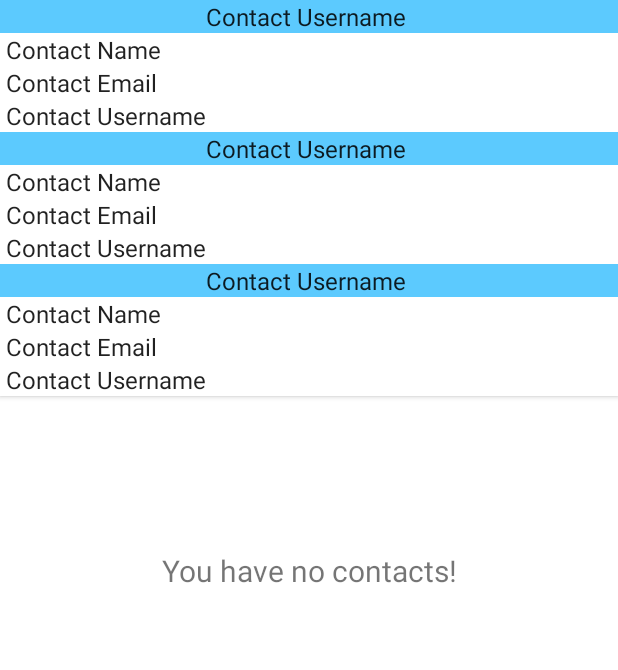
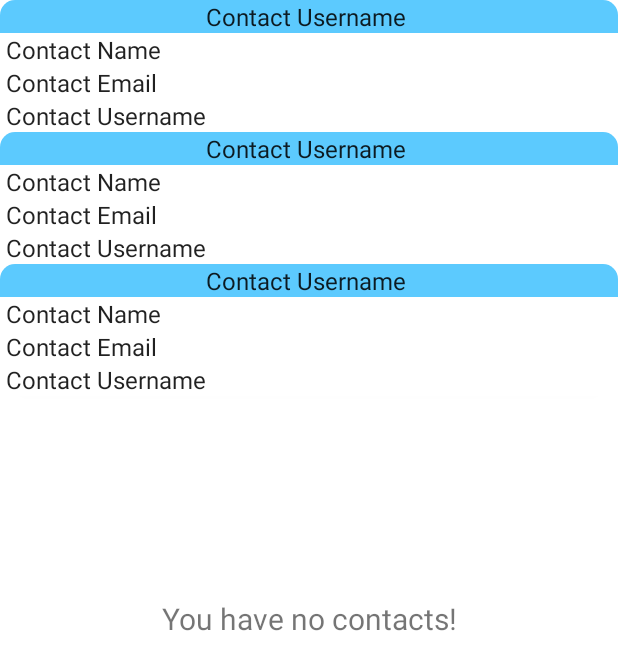
Before and after one commit to cadereynoldson/450GroupProject, an Android app: the layout fragment_page_contact_list.xml on its own in the app's theme, with its tools: preview values and no code run, on a phone screen of 412 x 824 dp. Shown: the top 670 px of the screen. Run offline under Robolectric (Android 15) with nearby library versions, the phone set to English and light mode, and no system bars; network calls fail.

Commit message:
Little fix

```diff
--- a/app/src/main/res/layout/fragment_contact_item.xml
+++ b/app/src/main/res/layout/fragment_contact_item.xml
@@ -6,7 +6,7 @@
     android:layout_width="match_parent"
     android:layout_height="wrap_content"
     android:layout_margin="0dp"
-    app:cardCornerRadius="0dp">
+    app:cardCornerRadius="10dp">
 
     <androidx.constraintlayout.widget.ConstraintLayout
         android:id="@+id/layout_inner"
--- a/app/src/main/res/layout/fragment_page_contact_list.xml
+++ b/app/src/main/res/layout/fragment_page_contact_list.xml
@@ -7,28 +7,18 @@
     android:layout_height="match_parent"
     tools:context=".contact.fragments.ContactListFragment">
 
-    <androidx.swiperefreshlayout.widget.SwipeRefreshLayout
-        android:id="@+id/swipe_container"
-        android:layout_width="0dp"
-        android:layout_height="0dp"
-        android:layout_marginBottom="64dp"
+    <androidx.recyclerview.widget.RecyclerView
+        android:id="@+id/recycler_messages"
+        android:layout_width="match_parent"
+        android:layout_height="match_parent"
+        android:orientation="vertical"
+        app:layoutManager="LinearLayoutManager"
         app:layout_constraintBottom_toBottomOf="parent"
         app:layout_constraintEnd_toEndOf="parent"
-        app:layout_constraintHorizontal_bias="1.0"
         app:layout_constraintStart_toStartOf="parent"
-        app:layout_constraintTop_toTopOf="parent">
+        app:layout_constraintTop_toTopOf="parent"
+        tools:listitem="@layout/fragment_contact_item" />
 
-        <androidx.recyclerview.widget.RecyclerView
-            android:id="@+id/recycler_messages"
-            android:layout_width="match_parent"
-            android:layout_height="match_parent"
-            android:layout_marginStart="8dp"
-            android:layout_marginEnd="8dp"
-            android:orientation="vertical"
-            app:layoutManager="LinearLayoutManager"
-            tools:listitem="@layout/fragment_contact_item" />
-
-    </androidx.swiperefreshlayout.widget.SwipeRefreshLayout>
 
     <TextView
         android:id="@+id/text_no_contacts"
@@ -36,9 +26,9 @@
         android:layout_height="wrap_content"
         android:text="@string/contact_no_contacts"
         android:textSize="20sp"
-        app:layout_constraintBottom_toBottomOf="@+id/swipe_container"
+        app:layout_constraintBottom_toBottomOf="parent"
         app:layout_constraintEnd_toEndOf="parent"
-        app:layout_constraintStart_toStartOf="parent"
+        app:layout_constraintStart_toStartOf="@+id/recycler_messages"
         app:layout_constraintTop_toTopOf="parent" />
 
 </androidx.constraintlayout.widget.ConstraintLayout>
```
